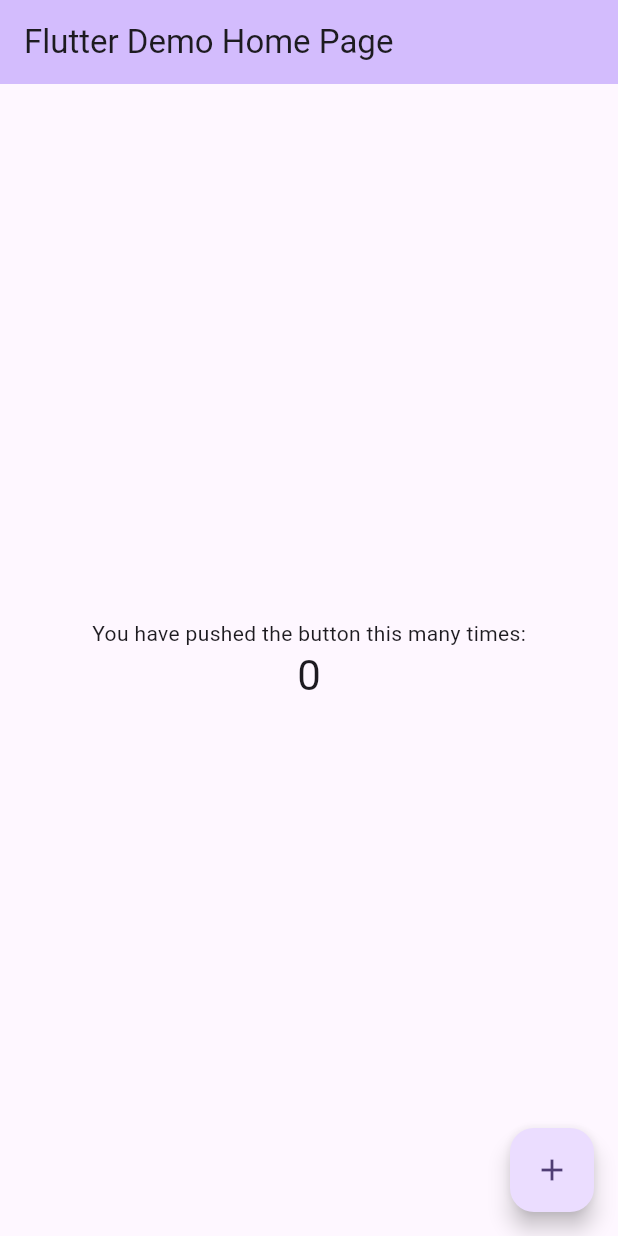
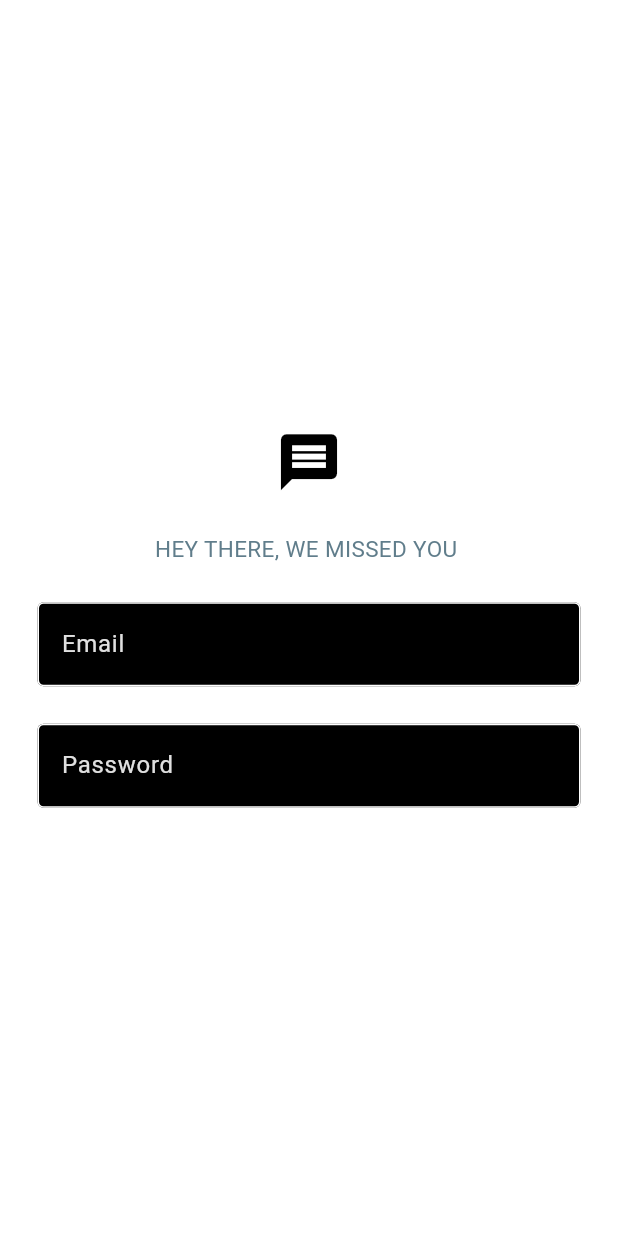
Before and after one commit to Akshat2113609/ChatApp, a Flutter app: the screen it shows after launch, on a phone screen of 412 x 824 dp. Run offline on Flutter 3.47's test engine with Material 3 defaults, Android fonts, the phone set to English and light mode, and no system bars.

Commit message:
login page added

```diff
--- /dev/null
+++ b/lib/components/my_buttons.dart
@@ -0,0 +1,9 @@
+import 'package:flutter/material.dart';
+
+class MyButton extends StatelessWidget {
+  MyButton({super.key});
+  @override
+  Widget build(context) {
+    return const Placeholder();
+  }
+}
--- /dev/null
+++ b/lib/components/my_textfile.dart
@@ -0,0 +1,37 @@
+import 'package:flutter/material.dart';
+
+class MyTextfile extends StatelessWidget {
+  final String HintText;
+  final bool obscuretext;
+  final TextEditingController controller;
+  MyTextfile({
+    super.key,
+    required this.HintText,
+    required this.obscuretext,
+    required this.controller,
+  });
+  @override
+  Widget build(context) {
+    return Padding(
+      padding: const EdgeInsets.symmetric(horizontal: 25.0),
+      child: TextField(
+        obscureText: obscuretext,
+        controller: controller,
+        decoration: InputDecoration(
+          enabledBorder: OutlineInputBorder(
+            borderSide:
+                BorderSide(color: Theme.of(context).colorScheme.tertiary),
+          ),
+          focusedBorder: OutlineInputBorder(
+            borderSide:
+                BorderSide(color: Theme.of(context).colorScheme.primary),
+          ),
+          fillColor: Theme.of(context).colorScheme.secondary,
+          filled: true,
+          hintText: HintText,
+          hintStyle: TextStyle(color: Theme.of(context).colorScheme.primary),
+        ),
+      ),
+    );
+  }
+}
--- a/lib/main.dart
+++ b/lib/main.dart
@@ -1,125 +1,18 @@
 import 'package:flutter/material.dart';
+import 'package:myapp/themes/light_mode.dart';
+import 'package:myapp/pages/login_page.dart';
 
 void main() {
-  runApp(const MyApp());
+  runApp(const Myapp());
 }
 
-class MyApp extends StatelessWidget {
-  const MyApp({super.key});
-
-  // This widget is the root of your application.
+class Myapp extends StatelessWidget {
+  const Myapp({super.key});
   @override
-  Widget build(BuildContext context) {
+  Widget build(context) {
     return MaterialApp(
-      title: 'Flutter Demo',
-      theme: ThemeData(
-        // This is the theme of your application.
-        //
-        // TRY THIS: Try running your application with "flutter run". You'll see
-        // the application has a purple toolbar. Then, without quitting the app,
-        // try changing the seedColor in the colorScheme below to Colors.green
-        // and then invoke "hot reload" (save your changes or press the "hot
-        // reload" button in a Flutter-supported IDE, or press "r" if you used
-        // the command line to start the app).
-        //
-        // Notice that the counter didn't reset back to zero; the application
-        // state is not lost during the reload. To reset the state, use hot
-        // restart instead.
-        //
-        // This works for code too, not just values: Most code changes can be
-        // tested with just a hot reload.
-        colorScheme: ColorScheme.fromSeed(seedColor: Colors.deepPurple),
-        useMaterial3: true,
-      ),
-      home: const MyHomePage(title: 'Flutter Demo Home Page'),
+      home: LoginPage(),
+      theme: lightMode,
     );
   }
 }
-
-class MyHomePage extends StatefulWidget {
-  const MyHomePage({super.key, required this.title});
-
-  // This widget is the home page of your application. It is stateful, meaning
-  // that it has a State object (defined below) that contains fields that affect
-  // how it looks.
-
-  // This class is the configuration for the state. It holds the values (in this
-  // case the title) provided by the parent (in this case the App widget) and
-  // used by the build method of the State. Fields in a Widget subclass are
-  // always marked "final".
-
-  final String title;
-
-  @override
-  State<MyHomePage> createState() => _MyHomePageState();
-}
-
-class _MyHomePageState extends State<MyHomePage> {
-  int _counter = 0;
-
-  void _incrementCounter() {
-    setState(() {
-      // This call to setState tells the Flutter framework that something has
-      // changed in this State, which causes it to rerun the build method below
-      // so that the display can reflect the updated values. If we changed
-      // _counter without calling setState(), then the build method would not be
-      // called again, and so nothing would appear to happen.
-      _counter++;
-    });
-  }
-
-  @override
-  Widget build(BuildContext context) {
-    // This method is rerun every time setState is called, for instance as done
-    // by the _incrementCounter method above.
-    //
-    // The Flutter framework has been optimized to make rerunning build methods
-    // fast, so that you can just rebuild anything that needs updating rather
-    // than having to individually change instances of widgets.
-    return Scaffold(
-      appBar: AppBar(
-        // TRY THIS: Try changing the color here to a specific color (to
-        // Colors.amber, perhaps?) and trigger a hot reload to see the AppBar
-        // change color while the other colors stay the same.
-        backgroundColor: Theme.of(context).colorScheme.inversePrimary,
-        // Here we take the value from the MyHomePage object that was created by
-        // the App.build method, and use it to set our appbar title.
-        title: Text(widget.title),
-      ),
-      body: Center(
-        // Center is a layout widget. It takes a single child and positions it
-        // in the middle of the parent.
-        child: Column(
-          // Column is also a layout widget. It takes a list of children and
-          // arranges them vertically. By default, it sizes itself to fit its
-          // children horizontally, and tries to be as tall as its parent.
-          //
-          // Column has various properties to control how it sizes itself and
-          // how it positions its children. Here we use mainAxisAlignment to
-          // center the children vertically; the main axis here is the vertical
-          // axis because Columns are vertical (the cross axis would be
-          // horizontal).
-          //
-          // TRY THIS: Invoke "debug painting" (choose the "Toggle Debug Paint"
-          // action in the IDE, or press "p" in the console), to see the
-          // wireframe for each widget.
-          mainAxisAlignment: MainAxisAlignment.center,
-          children: <Widget>[
-            const Text(
-              'You have pushed the button this many times:',
-            ),
-            Text(
-              '$_counter',
-              style: Theme.of(context).textTheme.headlineMedium,
-            ),
-          ],
-        ),
-      ),
-      floatingActionButton: FloatingActionButton(
-        onPressed: _incrementCounter,
-        tooltip: 'Increment',
-        child: const Icon(Icons.add),
-      ), // This trailing comma makes auto-formatting nicer for build methods.
-    );
-  }
-}
--- /dev/null
+++ b/lib/pages/login_page.dart
@@ -0,0 +1,50 @@
+import 'package:flutter/material.dart';
+import 'package:myapp/components/my_textfile.dart';
+
+class LoginPage extends StatelessWidget {
+  // email and password text controller
+  //Controllers allow you to respond to user events, such as typing text,
+  //scrolling through a list, or triggering an animation.
+  final TextEditingController _emailController = TextEditingController();
+  final TextEditingController _passwordController = TextEditingController();
+  LoginPage({super.key});
+  @override
+  Widget build(BuildContext context) {
+    return Scaffold(
+      backgroundColor: Theme.of(context).colorScheme.surface,
+      body: Center(
+        child: Column(mainAxisAlignment: MainAxisAlignment.center, children: [
+          //logo
+          Icon(
+            Icons.message,
+            size: 45,
+            color: Colors.black,
+          ),
+          const SizedBox(height: 25),
+          // A welcome message
+          Text(
+            "HEY THERE, WE MISSED YOU ",
+            style: TextStyle(
+              fontSize: 15,
+              color: Colors.blueGrey,
+            ),
+          ),
+          const SizedBox(height: 25),
+          // email input space
+          MyTextfile(
+            HintText: "Email",
+            obscuretext: false,
+            controller: _emailController,
+          ),
+          const SizedBox(height: 25),
+          // password input space
+          MyTextfile(
+            HintText: "Password",
+            obscuretext: true,
+            controller: _passwordController,
+          ),
+        ]),
+      ),
+    );
+  }
+}
--- /dev/null
+++ b/lib/themes/light_mode.dart
@@ -0,0 +1,12 @@
+import 'package:flutter/material.dart';
+ThemeData lightMode = ThemeData(
+  colorScheme: ColorScheme.light(
+    // ignore: deprecated_member_use
+    background: Colors.grey.shade400,
+    primary: Colors.grey.shade300,
+    secondary: Colors.black,
+    tertiary: Colors.white,
+    inversePrimary: Colors.grey.shade700,
+  ),
+
+);
```
